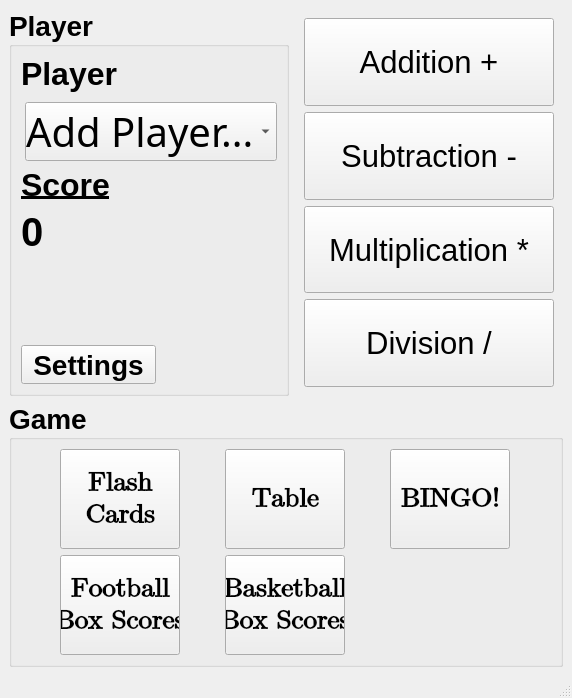
jadamwilson2/MathFlash, file ui_MathFlash.ui: the form before one commit.
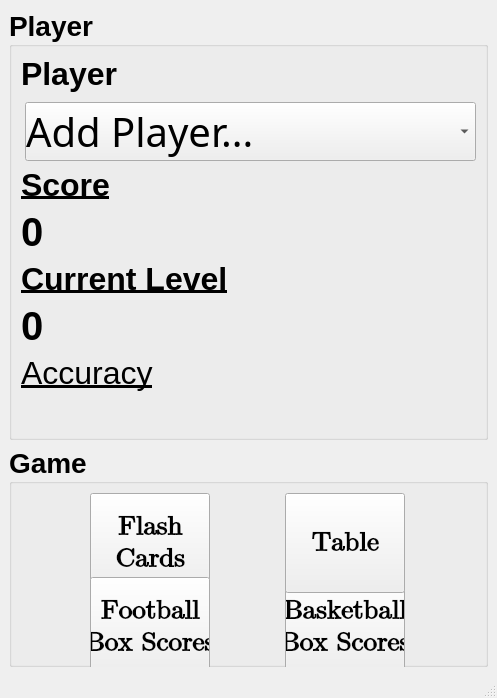
The form after the commit.

Commit message: added scores and levels, getting ready for box scores

Diff of the .ui file:
```diff
--- a/ui_MathFlash.ui
+++ b/ui_MathFlash.ui
@@ -6,7 +6,7 @@
    <rect>
     <x>0</x>
     <y>0</y>
-    <width>572</width>
+    <width>497</width>
     <height>698</height>
    </rect>
   </property>
@@ -20,8 +20,8 @@
    <string>MathFlash!</string>
   </property>
   <widget class="QWidget" name="centralwidget">
-   <layout class="QGridLayout" name="gridLayout">
-    <item row="0" column="0">
+   <layout class="QVBoxLayout" name="verticalLayout">
+    <item>
      <widget class="QGroupBox" name="groupBox_2">
       <property name="font">
        <font>
@@ -89,15 +89,67 @@
          </property>
         </widget>
        </item>
+       <item>
+        <widget class="QLabel" name="totalScoreTxt">
+         <property name="font">
+          <font>
+           <pointsize>30</pointsize>
+          </font>
+         </property>
+         <property name="text">
+          <string>0</string>
+         </property>
+        </widget>
+       </item>
+       <item>
+        <widget class="QLabel" name="label_4">
+         <property name="font">
+          <font>
+           <pointsize>24</pointsize>
+           <underline>true</underline>
+          </font>
+         </property>
+         <property name="text">
+          <string>Current Level</string>
+         </property>
+        </widget>
+       </item>
+       <item>
+        <widget class="QLabel" name="curLevelTxt">
+         <property name="font">
+          <font>
+           <pointsize>30</pointsize>
+          </font>
+         </property>
+         <property name="text">
+          <string>0</string>
+         </property>
+        </widget>
+       </item>
        <item>
         <widget class="QLabel" name="label_2">
          <property name="font">
           <font>
-           <pointsize>30</pointsize>
+           <pointsize>24</pointsize>
+           <weight>50</weight>
+           <bold>false</bold>
+           <underline>true</underline>
           </font>
          </property>
          <property name="text">
-          <string>0</string>
+          <string>Accuracy</string>
+         </property>
+        </widget>
+       </item>
+       <item>
+        <widget class="QLabel" name="accuracyTxt">
+         <property name="font">
+          <font>
+           <pointsize>20</pointsize>
+          </font>
+         </property>
+         <property name="text">
+          <string/>
          </property>
         </widget>
        </item>
@@ -114,107 +166,10 @@
          </property>
         </spacer>
        </item>
-       <item>
-        <widget class="QToolButton" name="toolButton">
-         <property name="text">
-          <string>Settings</string>
-         </property>
-        </widget>
-       </item>
       </layout>
      </widget>
     </item>
-    <item row="0" column="1">
-     <widget class="QWidget" name="widget" native="true">
-      <layout class="QVBoxLayout" name="verticalLayout">
-       <item>
-        <widget class="QPushButton" name="addBtn">
-         <property name="sizePolicy">
-          <sizepolicy hsizetype="Minimum" vsizetype="Expanding">
-           <horstretch>0</horstretch>
-           <verstretch>0</verstretch>
-          </sizepolicy>
-         </property>
-         <property name="font">
-          <font>
-           <pointsize>23</pointsize>
-          </font>
-         </property>
-         <property name="text">
-          <string>Addition +</string>
-         </property>
-         <property name="checkable">
-          <bool>true</bool>
-         </property>
-        </widget>
-       </item>
-       <item>
-        <widget class="QPushButton" name="subBtn">
-         <property name="sizePolicy">
-          <sizepolicy hsizetype="Minimum" vsizetype="Expanding">
-           <horstretch>0</horstretch>
-           <verstretch>0</verstretch>
-          </sizepolicy>
-         </property>
-         <property name="font">
-          <font>
-           <pointsize>23</pointsize>
-          </font>
-         </property>
-         <property name="text">
-          <string>Subtraction -</string>
-         </property>
-         <property name="checkable">
-          <bool>true</bool>
-         </property>
-        </widget>
-       </item>
-       <item>
-        <widget class="QPushButton" name="multBtn">
-         <property name="sizePolicy">
-          <sizepolicy hsizetype="Minimum" vsizetype="Expanding">
-           <horstretch>0</horstretch>
-           <verstretch>0</verstretch>
-          </sizepolicy>
-         </property>
-         <property name="font">
-          <font>
-           <pointsize>23</pointsize>
-          </font>
-         </property>
-         <property name="text">
-          <string>Multiplication *</string>
-         </property>
-         <property name="checkable">
-          <bool>true</bool>
-         </property>
-        </widget>
-       </item>
-       <item>
-        <widget class="QPushButton" name="divBtn">
-         <property name="sizePolicy">
-          <sizepolicy hsizetype="Minimum" vsizetype="Expanding">
-           <horstretch>0</horstretch>
-           <verstretch>0</verstretch>
-          </sizepolicy>
-         </property>
-         <property name="font">
-          <font>
-           <pointsize>23</pointsize>
-          </font>
-         </property>
-         <property name="text">
-          <string>Division /</string>
-         </property>
-         <property name="checkable">
-          <bool>true</bool>
-         </property>
-        </widget>
-       </item>
-      </layout>
-     </widget>
-    </item>
-    <item row="1" column="0" colspan="2">
+    <item>
      <widget class="QGroupBox" name="groupBox">
       <property name="minimumSize">
        <size>
@@ -232,133 +187,7 @@
       <property name="title">
        <string>Game</string>
       </property>
-      <layout class="QGridLayout" name="gridLayout_2" columnstretch="0,0,0">
-       <item row="0" column="1">
-        <widget class="QPushButton" name="tableBtn">
-         <property name="sizePolicy">
-          <sizepolicy hsizetype="Ignored" vsizetype="Ignored">
-           <horstretch>0</horstretch>
-           <verstretch>0</verstretch>
-          </sizepolicy>
-         </property>
-         <property name="minimumSize">
-          <size>
-           <width>120</width>
-           <height>100</height>
-          </size>
-         </property>
-         <property name="maximumSize">
-          <size>
-           <width>120</width>
-           <height>100</height>
-          </size>
-         </property>
-         <property name="font">
-          <font>
-           <family>Cambria Math</family>
-           <pointsize>20</pointsize>
-          </font>
-         </property>
-         <property name="text">
-          <string>Table</string>
-         </property>
-        </widget>
-       </item>
-       <item row="1" column="0">
-        <widget class="QPushButton" name="footballBoxBtn">
-         <property name="sizePolicy">
-          <sizepolicy hsizetype="Ignored" vsizetype="Ignored">
-           <horstretch>0</horstretch>
-           <verstretch>0</verstretch>
-          </sizepolicy>
-         </property>
-         <property name="minimumSize">
-          <size>
-           <width>120</width>
-           <height>100</height>
-          </size>
-         </property>
-         <property name="maximumSize">
-          <size>
-           <width>120</width>
-           <height>100</height>
-          </size>
-         </property>
-         <property name="font">
-          <font>
-           <family>Cambria Math</family>
-           <pointsize>20</pointsize>
-          </font>
-         </property>
-         <property name="text">
-          <string>Football
-Box Scores</string>
-         </property>
-        </widget>
-       </item>
-       <item row="1" column="1">
-        <widget class="QPushButton" name="bballBoxBtn">
-         <property name="sizePolicy">
-          <sizepolicy hsizetype="Ignored" vsizetype="Ignored">
-           <horstretch>0</horstretch>
-           <verstretch>0</verstretch>
-          </sizepolicy>
-         </property>
-         <property name="minimumSize">
-          <size>
-           <width>120</width>
-           <height>100</height>
-          </size>
-         </property>
-         <property name="maximumSize">
-          <size>
-           <width>120</width>
-           <height>100</height>
-          </size>
-         </property>
-         <property name="font">
-          <font>
-           <family>Cambria Math</family>
-           <pointsize>20</pointsize>
-          </font>
-         </property>
-         <property name="text">
-          <string>Basketball
-Box Scores</string>
-         </property>
-        </widget>
-       </item>
-       <item row="0" column="2">
-        <widget class="QPushButton" name="pushButton_3">
-         <property name="sizePolicy">
-          <sizepolicy hsizetype="Ignored" vsizetype="Ignored">
-           <horstretch>0</horstretch>
-           <verstretch>0</verstretch>
-          </sizepolicy>
-         </property>
-         <property name="minimumSize">
-          <size>
-           <width>120</width>
-           <height>100</height>
-          </size>
-         </property>
-         <property name="maximumSize">
-          <size>
-           <width>120</width>
-           <height>100</height>
-          </size>
-         </property>
-         <property name="font">
-          <font>
-           <family>Cambria Math</family>
-           <pointsize>20</pointsize>
-          </font>
-         </property>
-         <property name="text">
-          <string>BINGO!</string>
-         </property>
-        </widget>
-       </item>
+      <layout class="QGridLayout" name="gridLayout_2" columnstretch="0,0">
        <item row="0" column="0">
         <widget class="QPushButton" name="flashBtn">
          <property name="sizePolicy">
@@ -391,6 +220,101 @@
          </property>
         </widget>
        </item>
+       <item row="1" column="1">
+        <widget class="QPushButton" name="bballBoxBtn">
+         <property name="sizePolicy">
+          <sizepolicy hsizetype="Ignored" vsizetype="Ignored">
+           <horstretch>0</horstretch>
+           <verstretch>0</verstretch>
+          </sizepolicy>
+         </property>
+         <property name="minimumSize">
+          <size>
+           <width>120</width>
+           <height>100</height>
+          </size>
+         </property>
+         <property name="maximumSize">
+          <size>
+           <width>120</width>
+           <height>100</height>
+          </size>
+         </property>
+         <property name="font">
+          <font>
+           <family>Cambria Math</family>
+           <pointsize>20</pointsize>
+          </font>
+         </property>
+         <property name="text">
+          <string>Basketball
+Box Scores</string>
+         </property>
+        </widget>
+       </item>
+       <item row="1" column="0">
+        <widget class="QPushButton" name="footballBoxBtn">
+         <property name="sizePolicy">
+          <sizepolicy hsizetype="Ignored" vsizetype="Ignored">
+           <horstretch>0</horstretch>
+           <verstretch>0</verstretch>
+          </sizepolicy>
+         </property>
+         <property name="minimumSize">
+          <size>
+           <width>120</width>
+           <height>100</height>
+          </size>
+         </property>
+         <property name="maximumSize">
+          <size>
+           <width>120</width>
+           <height>100</height>
+          </size>
+         </property>
+         <property name="font">
+          <font>
+           <family>Cambria Math</family>
+           <pointsize>20</pointsize>
+          </font>
+         </property>
+         <property name="text">
+          <string>Football
+Box Scores</string>
+         </property>
+        </widget>
+       </item>
+       <item row="0" column="1">
+        <widget class="QPushButton" name="tableBtn">
+         <property name="sizePolicy">
+          <sizepolicy hsizetype="Ignored" vsizetype="Ignored">
+           <horstretch>0</horstretch>
+           <verstretch>0</verstretch>
+          </sizepolicy>
+         </property>
+         <property name="minimumSize">
+          <size>
+           <width>120</width>
+           <height>100</height>
+          </size>
+         </property>
+         <property name="maximumSize">
+          <size>
+           <width>120</width>
+           <height>100</height>
+          </size>
+         </property>
+         <property name="font">
+          <font>
+           <family>Cambria Math</family>
+           <pointsize>20</pointsize>
+          </font>
+         </property>
+         <property name="text">
+          <string>Table</string>
+         </property>
+        </widget>
+       </item>
       </layout>
      </widget>
     </item>
```
Left out of the diff: 2 changed lines with no effect on the pictures. The commit also changes 9 other files.
